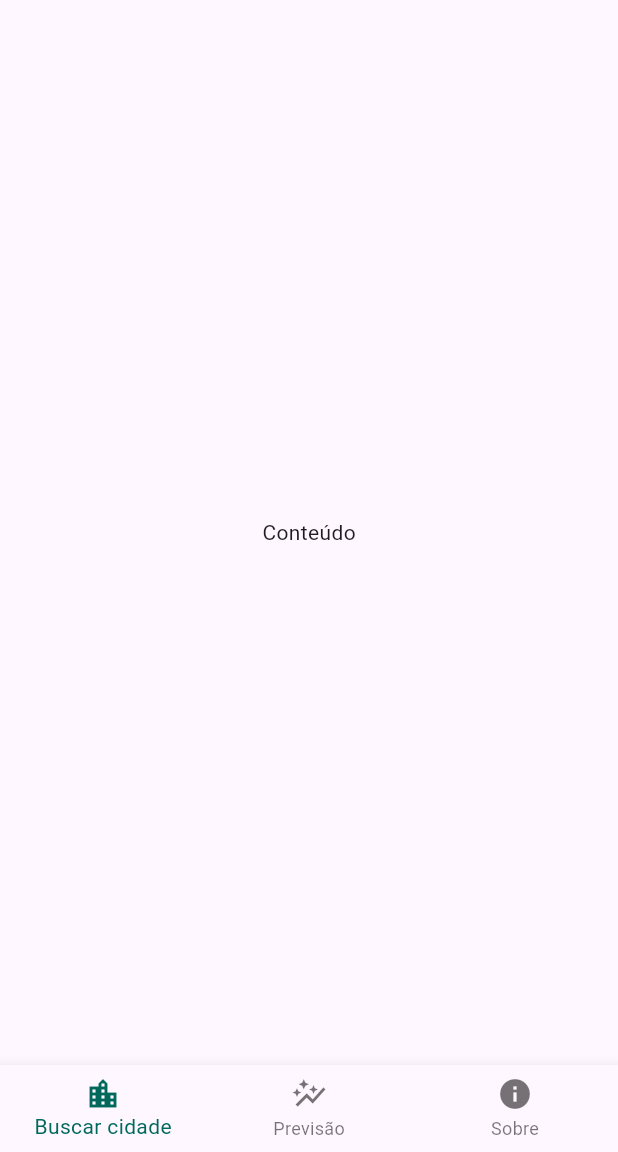
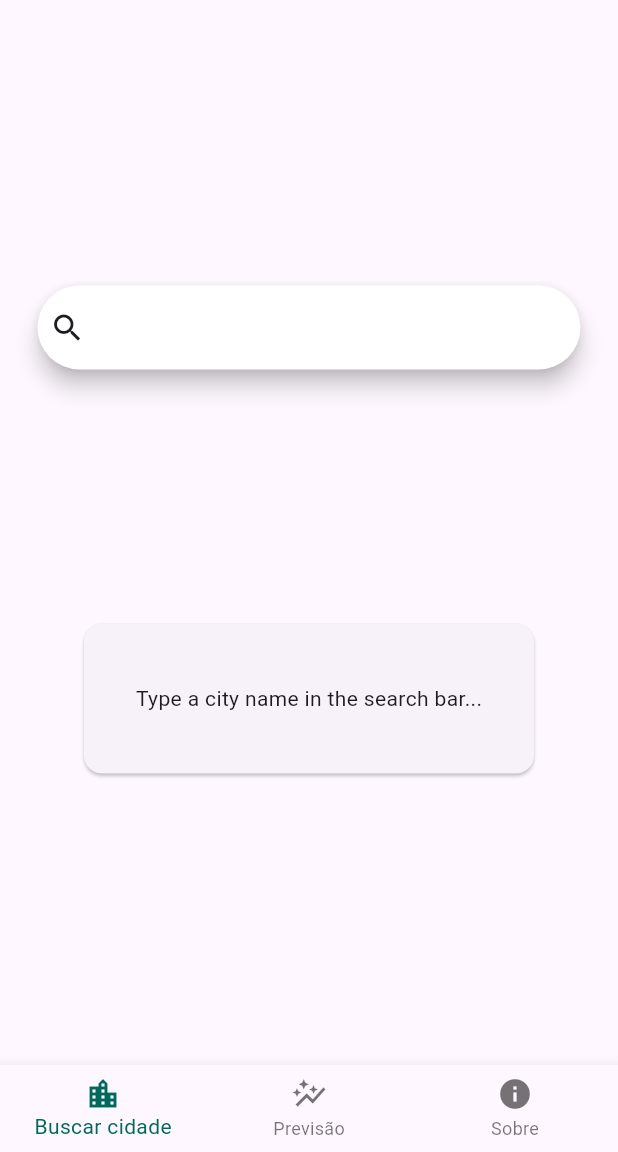
Before and after one commit to samuelfilipefaria/touch-cloud, a Flutter app: the screen it shows after launch, on a phone screen of 412 x 824 dp, the part 84-1236 px from its top. Run offline on Flutter 3.47's test engine with Material 3 defaults, Android fonts, the light colour scheme and no system bars.

Commit message:
Creating the search bar and the card already with fetching data

```diff
--- a/lib/weather.dart
+++ b/lib/weather.dart
@@ -1,4 +1,7 @@
 import 'package:flutter/material.dart';
+import 'package:flutter/services.dart';
+import 'package:http/http.dart' as http;
+import 'dart:convert';
 
 class Weather extends StatefulWidget {
   const Weather({super.key});
@@ -8,6 +11,21 @@ class Weather extends StatefulWidget {
 }
 
 class _WeatherState extends State<Weather> {
+  // TextEditingController cityNameController = TextEditingController();
+  String cityName = "";
+
+  Map weather = {
+    "temperature": "",
+    "wind": "",
+    "description": "",
+  };
+
+  Map forecast = {
+    "day 1": {},
+    "day 2": {},
+    "day 3": {},
+  };
+
   @override
   Widget build(BuildContext context) {
     return Scaffold(
@@ -19,14 +37,144 @@ class _WeatherState extends State<Weather> {
           color: Colors.white
         ),
       ),
-      body: const Center(
-        child: Column(
-          mainAxisAlignment: MainAxisAlignment.spaceEvenly,
-          children: [
-            Text("Conteúdo")
-          ],
-        ),
+      body: Padding(
+        padding: const EdgeInsets.all(25),
+        child: Center(
+          child: Column(
+            mainAxisAlignment: MainAxisAlignment.spaceEvenly,
+            children: [
+              SearchBarTheme(
+                data: SearchBarThemeData(
+                  backgroundColor: MaterialStateProperty.all(const Color.fromRGBO(255, 255, 255, 1)),
+                  overlayColor: MaterialStateProperty.all(const Color.fromRGBO(255, 255, 255, 1)),
+                  surfaceTintColor: MaterialStateProperty.all(const Color.fromRGBO(255, 255, 255, 1)),
+                  textStyle: MaterialStateProperty.all(const TextStyle(
+                    color: Colors.black,
+                  )),
+                ),
+                child: SearchBar(
+                  // controller: cityNameController,
+                  leading: const Icon(Icons.search),
+                  onSubmitted: (value) {
+                    fetchCityWeather(value);
+                  },
+                )
+              ),
+
+              Card(
+                clipBehavior: Clip.hardEdge,
+                child: InkWell(
+                  splashColor: Colors.teal.withAlpha(30),
+                  onTap:() async {
+                    final String textToCopy = weatherMessage();
+                    if (textToCopy.isNotEmpty && weather["temperature"] != "") {
+                      try {
+                        await Clipboard.setData(ClipboardData(text: textToCopy));
+                        ScaffoldMessenger.of(context).showSnackBar(
+                          const SnackBar(content: Text('Copied!')),
+                        );
+                      } catch (e) {
+                        ScaffoldMessenger.of(context).showSnackBar(
+                          const SnackBar(content: Text('Not copied!')),
+                        );
+                      }
+                    }
+                  },
+                  child: Builder(
+                    builder: (context) {
+                      if (weather["temperature"] == "") {
+                        return const SizedBox(
+                          width: 300,
+                          height: 100,
+                          child: Center(
+                            child: Text("Type a city name in the search bar..."),
+                          )
+                        );
+                      } else {
+                        return SizedBox(
+                          width: 400,
+                          height: 250,
+                          child: ListView(
+                            padding: const EdgeInsets.all(8),
+                            children: <Widget>[
+                              Container(
+                                height: 50,
+                                margin: const EdgeInsets.only(bottom: 10),
+                                  child: Center(child:
+                                    Text(
+                                      cityName.toUpperCase(),
+                                      style: const TextStyle(fontSize: 40),
+                                    )
+                                ),
+                              ),
+                              SizedBox(
+                                height: 50,
+                                child: Center(child:
+                                  Text(
+                                    'Temperature: ${weather["temperature"]}', style: const TextStyle(fontSize: 20),
+                                  )
+                                ),
+                              ),
+                              SizedBox(
+                                height: 50,
+                                child: Center(child:
+                                  Text(
+                                    'Wind: ${weather["wind"]}', style: const TextStyle(fontSize: 20),
+                                  )
+                                ),
+                              ),
+                              SizedBox(
+                                height: 50,
+                                child: Center(child:
+                                  Text(
+                                    'Description: ${weather["description"]}', style: const TextStyle(fontSize: 20),
+                                  )
+                                ),
+                              ),
+                            ],
+                          )
+                        );
+                      }
+                    }
+                  )
+                ),
+              ),
+            ],
+          )
+        )
       ),
     );
   }
+
+  String weatherMessage() {
+    return "Tempo em $cityName:";
+  }
+
+  void fetchCityWeather(cityToFind) async {
+    cityName = cityToFind;
+
+    var city = cityToFind.toString().toLowerCase().replaceAll(" ", "-");
+
+    var apiUrl = Uri.parse("https://goweather.herokuapp.com/weather/$city");
+    var response = await http.get(apiUrl);
+    var result = jsonDecode(response.body);
+
+    weather = {
+      "temperature": result["temperature"],
+      "wind": result["wind"],
+      "description": result["description"],
+    };
+
+    forecast = {
+    "day 1": {},
+    "day 2": {},
+    "day 3": {},
+  };
+
+    setState(() {
+      weather = weather;
+    });
+
+    print(weather);
+  }
 }
```
